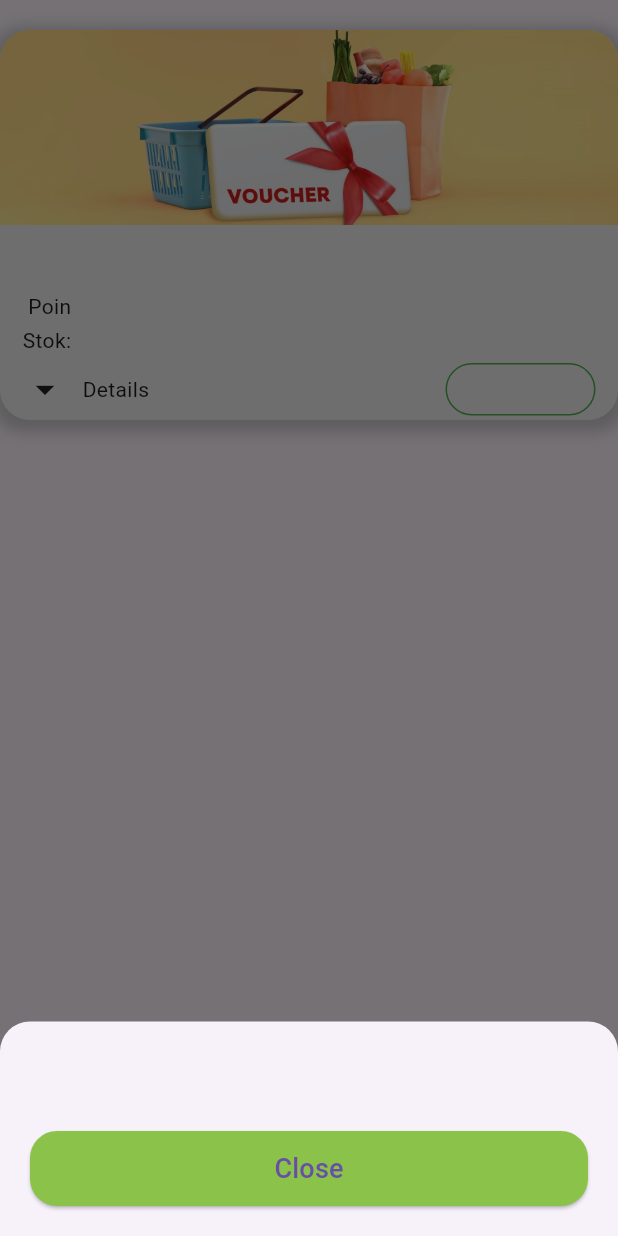
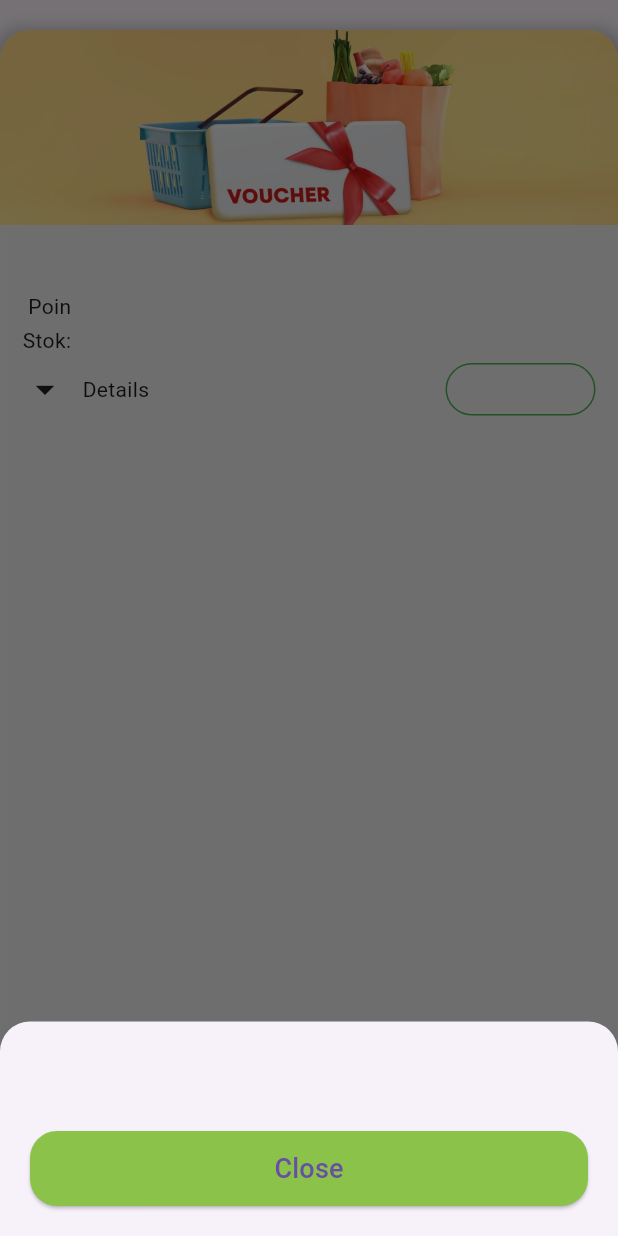
Before and after one commit to iyoubee/CosmoCycle-Flutter, a Flutter app: the PrizeCard widget shown alone on an empty page, opened directly with empty values, after a tap on "Details", on a phone screen of 412 x 824 dp. Run offline on Flutter 3.47's test engine with Material 3 defaults, Android fonts, the phone set to English and light mode, and no system bars; our stand-ins replace another_flushbar, shared_preferences; accounts and stored records are empty; network calls fail.

Commit message:
DONE PRIZE

```diff
--- a/lib/components/prize_card.dart
+++ b/lib/components/prize_card.dart
@@ -33,7 +33,6 @@
     return Container(
       margin: const EdgeInsets.symmetric(vertical: 20),
       width: double.infinity,
-      height: 260,
       decoration: BoxDecoration(boxShadow: [
         BoxShadow(
           color: Colors.grey.withOpacity(0.5),
@@ -146,8 +145,8 @@
                               );
                             });
                       },
-                      child: Row(
-                        children: const [
+                      child: const Row(
+                        children: [
                           Icon(
                             Icons.arrow_drop_down,
                             size: 30,
--- a/lib/pages/user/RedeemPrizePage.dart
+++ b/lib/pages/user/RedeemPrizePage.dart
@@ -147,7 +147,7 @@
                           return PrizeCard(
                               pk: snapshot.data![index].pk.toString(),
                               usage: "Redeem",
-                              nama: snapshot.data![index].fields.nama,
+                              nama: snapshot.data![index].fields.title,
                               poin:
                                   snapshot.data![index].fields.poin.toString(),
                               stok:
--- a/lib/pages/user/YourPrizePage.dart
+++ b/lib/pages/user/YourPrizePage.dart
@@ -95,7 +95,7 @@
                           return PrizeCard(
                               pk: snapshot.data![index].pk.toString(),
                               usage: "Use",
-                              nama: snapshot.data![index].fields.nama,
+                              nama: snapshot.data![index].fields.title,
                               poin: "0",
                               stok:
                                   snapshot.data![index].fields.stok.toString(),
```
Also changed, not shown: lib/utils/useUserPrize.dart (+4 -5 lines).
